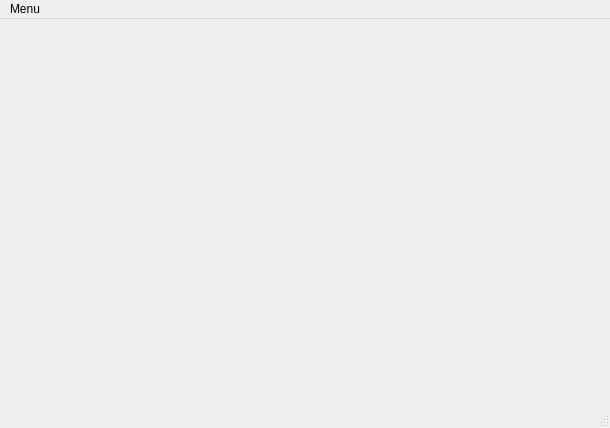
spiccinini/stream_grapher, file stream_grapher/qtui/main.ui: the form before one commit.
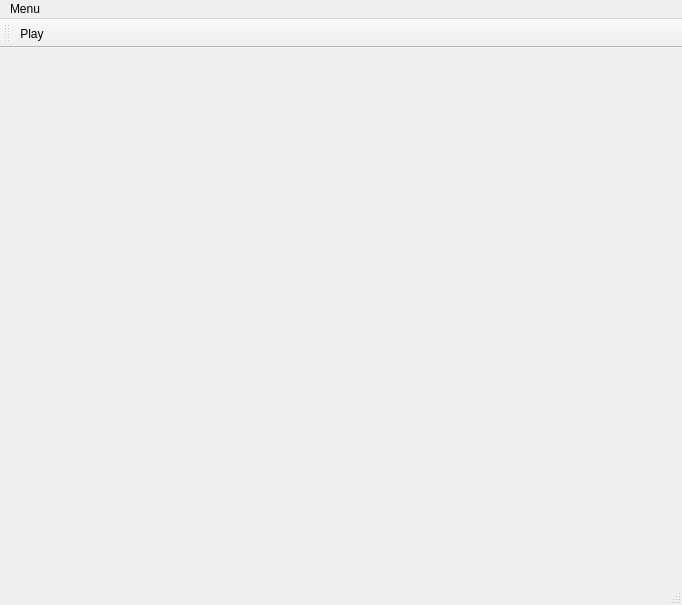
The form after the commit.

The edit to the form file:
```diff
--- a/stream_grapher/qtui/main.ui
+++ b/stream_grapher/qtui/main.ui
@@ -6,8 +6,8 @@
    <rect>
     <x>0</x>
     <y>0</y>
-    <width>610</width>
-    <height>428</height>
+    <width>682</width>
+    <height>605</height>
    </rect>
   </property>
   <property name="windowTitle">
@@ -25,7 +25,7 @@
     <rect>
      <x>0</x>
      <y>0</y>
-     <width>610</width>
+     <width>682</width>
      <height>19</height>
     </rect>
    </property>
@@ -38,9 +38,32 @@
    <addaction name="menuMenu"/>
   </widget>
   <widget class="QStatusBar" name="statusbar"/>
-  <action name="actionExit">
+  <widget class="QToolBar" name="toolBar">
+   <property name="windowTitle">
+    <string>toolBar</string>
+   </property>
+   <attribute name="toolBarArea">
+    <enum>TopToolBarArea</enum>
+   </attribute>
+   <attribute name="toolBarBreak">
+    <bool>true</bool>
+   </attribute>
+   <addaction name="actionPlay"/>
+  </widget>
+  <action name="actionQuit">
    <property name="text">
-    <string>Exit</string>
+    <string>Quit</string>
+   </property>
+  </action>
+  <action name="actionPlay">
+   <property name="checkable">
+    <bool>true</bool>
+   </property>
+   <property name="text">
+    <string>Play</string>
+   </property>
+   <property name="toolTip">
+    <string>Play</string>
    </property>
   </action>
  </widget>
```
Left out of the diff: 23 changed lines with no effect on the pictures.
